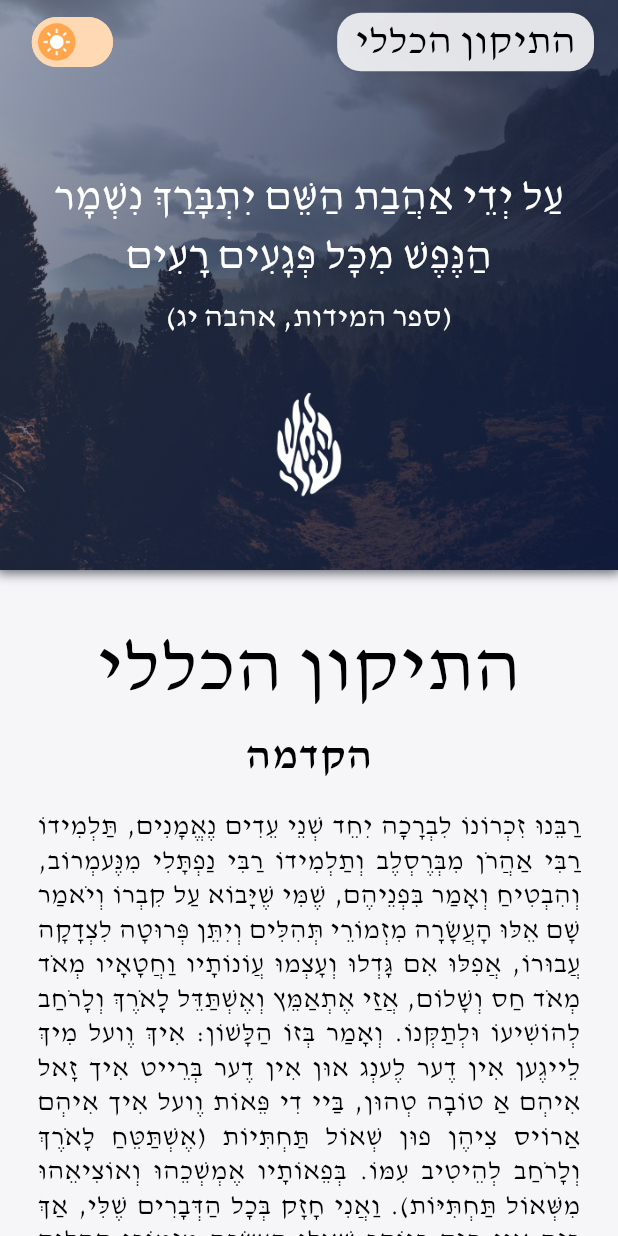
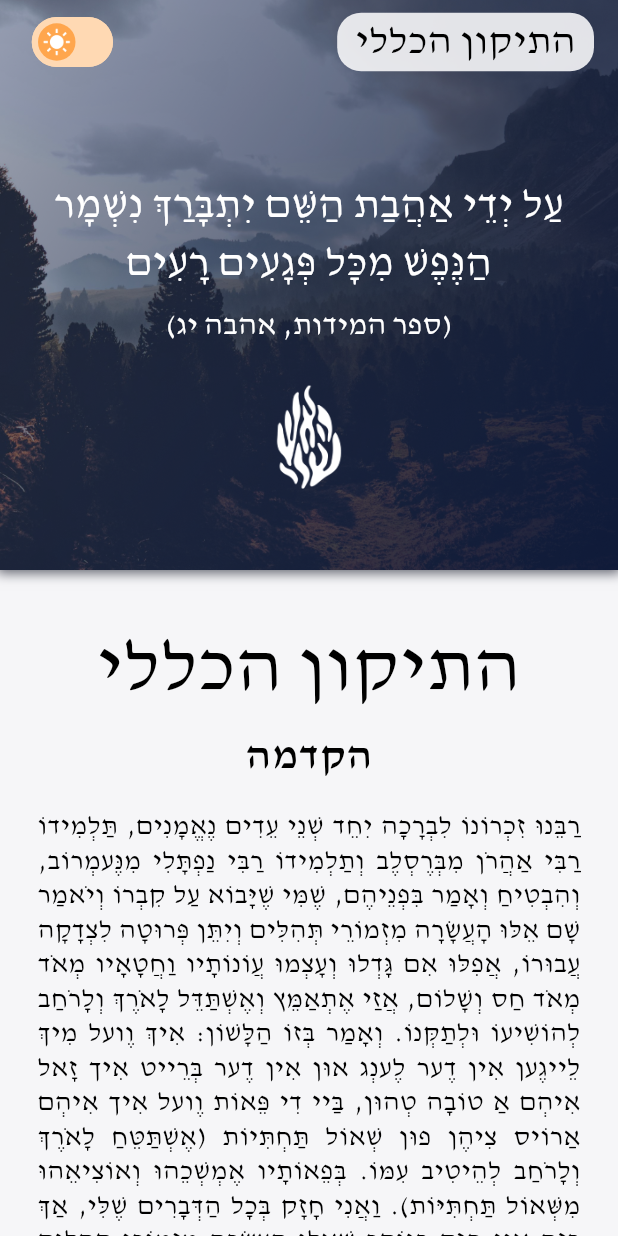
Before and after one commit to dorna6/tikon-haklali-flutter-app, a Flutter app: the screen it shows after launch, on a phone screen of 412 x 824 dp. Run offline on Flutter 3.47's test engine with Material 3 defaults, Android fonts, the phone set to English and light mode, and no system bars.

Commit message:
small change

```diff
--- a/lib/main_image_widgets.dart
+++ b/lib/main_image_widgets.dart
@@ -83,7 +83,7 @@ class MainPageBigImage {
               ),
               //
               Padding(
-                padding: EdgeInsets.fromLTRB(15, 0, 15, 40),
+                padding: EdgeInsets.fromLTRB(15, 0, 15, 30),
                 child: Align(
                   alignment: Alignment.center,
                   child: RichText(
```
